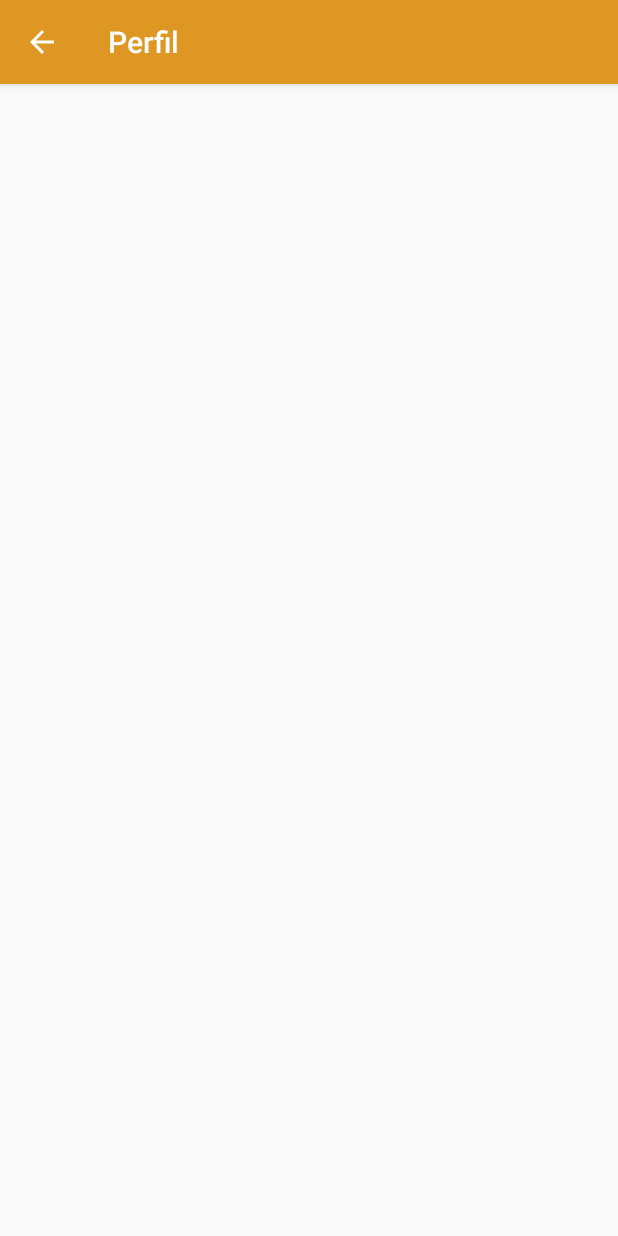
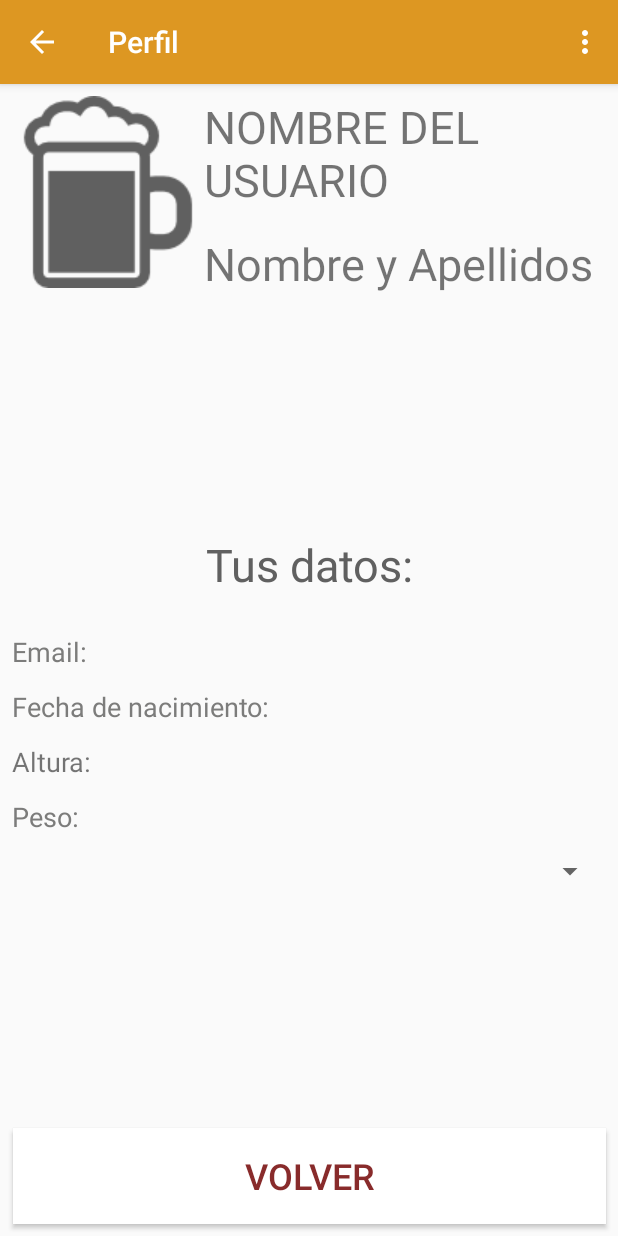
Before and after one commit to Muhlach/DrinkMe, an Android app: the PerfilActivity screen opened directly, with no data from a screen before it, on a phone screen of 412 x 824 dp. Run offline under Robolectric (Android 15) with nearby library versions, the phone set to English and light mode, and no system bars.

Commit message:
avanzo en perfil activity

```diff
--- a/DrinkMe/app/src/main/java/com/drinkme/sdm/myapplication/CrearCuentaActivity.java
+++ b/DrinkMe/app/src/main/java/com/drinkme/sdm/myapplication/CrearCuentaActivity.java
@@ -104,6 +104,7 @@ public class CrearCuentaActivity extends AppCompatActivity {
              */
 
 
+            //TODO:
 
 
             //insertar en la bbdd;
--- a/DrinkMe/app/src/main/java/com/drinkme/sdm/myapplication/LoginActivity.java
+++ b/DrinkMe/app/src/main/java/com/drinkme/sdm/myapplication/LoginActivity.java
@@ -102,6 +102,8 @@ public class LoginActivity extends AppCompatActivity {
     private boolean checkUserAndPassword(String user, String password){
 
 
+        //TODO checkUserAndPassword
+
         //si el usuario y su contrasenia está en la bbdd return true
 
         //si no return false
--- a/DrinkMe/app/src/main/java/com/drinkme/sdm/myapplication/PerfilActivity.java
+++ b/DrinkMe/app/src/main/java/com/drinkme/sdm/myapplication/PerfilActivity.java
@@ -2,6 +2,10 @@ package com.drinkme.sdm.myapplication;
 
 import android.support.v7.app.AppCompatActivity;
 import android.os.Bundle;
+import android.view.Menu;
+import android.view.MenuItem;
+
+import static com.drinkme.sdm.myapplication.R.id.itemEditarPassword;
 
 public class PerfilActivity extends AppCompatActivity {
 
@@ -13,6 +17,8 @@ public class PerfilActivity extends AppCompatActivity {
 
         setContentView(R.layout.activity_perfil);
 
+
+
     }
 
     @Override
@@ -20,4 +26,25 @@ public class PerfilActivity extends AppCompatActivity {
         onBackPressed();
         return false;
     }
+
+    @Override
+    public boolean onCreateOptionsMenu(Menu menu) {
+        getMenuInflater().inflate(R.menu.perfil_activity_menu,menu);
+        return true;
+    }
+
+    @Override
+    public boolean onOptionsItemSelected(MenuItem item) {
+        switch (item.getItemId()){
+
+            case itemEditarPassword:
+                PerfilActivity_password_fragment perfilActivity_password_fragment = new PerfilActivity_password_fragment();
+                perfilActivity_password_fragment.show(getFragmentManager(),"miTag");
+                break;
+
+        }
+
+
+        return true;
+    }
 }
--- a/DrinkMe/app/src/main/res/layout/activity_perfil.xml
+++ b/DrinkMe/app/src/main/res/layout/activity_perfil.xml
@@ -6,4 +6,138 @@
     android:layout_height="match_parent"
     tools:context="com.drinkme.sdm.myapplication.PerfilActivity">
 
+    <LinearLayout
+        android:layout_width="0dp"
+        android:layout_height="wrap_content"
+        android:layout_marginLeft="8dp"
+        android:layout_marginRight="8dp"
+        android:layout_marginTop="8dp"
+        android:orientation="horizontal"
+        app:layout_constraintLeft_toLeftOf="parent"
+        app:layout_constraintRight_toRightOf="parent"
+        app:layout_constraintTop_toTopOf="parent"
+        android:id="@+id/linearLayout3"
+        android:layout_marginStart="8dp"
+        android:layout_marginEnd="8dp">
+
+        <ImageView
+            android:id="@+id/imageView2"
+            android:layout_width="wrap_content"
+            android:layout_height="wrap_content"
+            app:srcCompat="@drawable/ic_cerveza_128" />
+
+        <LinearLayout
+            android:layout_width="match_parent"
+            android:layout_height="wrap_content"
+            android:orientation="vertical">
+
+            <TextView
+                android:id="@+id/textViewNombreUsuario"
+                android:layout_width="match_parent"
+                android:layout_height="wrap_content"
+                android:layout_weight="1"
+                android:paddingBottom="15dp"
+                android:text="NOMBRE DEL USUARIO"
+                android:textSize="30sp" />
+
+            <TextView
+                android:id="@+id/textViewNombreApellidos"
+                android:layout_width="match_parent"
+                android:layout_height="wrap_content"
+                android:layout_weight="1"
+                android:text="Nombre y Apellidos"
+                android:textSize="30sp" />
+        </LinearLayout>
+
+    </LinearLayout>
+
+    <LinearLayout
+        android:id="@+id/linearLayout2"
+        android:layout_width="0dp"
+        android:layout_height="wrap_content"
+        android:layout_marginEnd="8dp"
+        android:layout_marginLeft="8dp"
+        android:layout_marginRight="8dp"
+        android:layout_marginStart="8dp"
+        android:orientation="vertical"
+        app:layout_constraintLeft_toLeftOf="parent"
+        app:layout_constraintRight_toRightOf="parent"
+        android:layout_marginTop="8dp"
+        app:layout_constraintTop_toBottomOf="@+id/linearLayout3"
+        android:layout_marginBottom="8dp"
+        app:layout_constraintBottom_toTopOf="@+id/button2">
+
+        <TextView
+            android:id="@+id/textViewDatos"
+            android:layout_width="match_parent"
+            android:layout_height="wrap_content"
+            android:layout_weight="1"
+            android:paddingBottom="25dp"
+            android:text="Tus datos:"
+            android:textAlignment="center"
+            android:textColor="@color/grisOscuro"
+            android:textSize="30sp" />
+
+        <TextView
+            android:id="@+id/textView13"
+            android:layout_width="wrap_content"
+            android:layout_height="wrap_content"
+            android:layout_weight="1"
+            android:paddingBottom="12dp"
+            android:text="Email: "
+            android:textColor="@color/grisClaro"
+            android:textSize="18sp" />
+
+        <TextView
+            android:id="@+id/textViewFechaNaci"
+            android:layout_width="match_parent"
+            android:layout_height="wrap_content"
+            android:layout_weight="1"
+            android:paddingBottom="12dp"
+            android:text="Fecha de nacimiento:"
+            android:textColor="@color/grisClaro"
+            android:textSize="18sp" />
+
+        <TextView
+            android:id="@+id/textViewAltura"
+            android:layout_width="match_parent"
+            android:layout_height="wrap_content"
+            android:layout_weight="1"
+            android:paddingBottom="12dp"
+            android:text="Altura:"
+            android:textSize="18sp" />
+
+        <TextView
+            android:id="@+id/textView16"
+            android:layout_width="match_parent"
+            android:layout_height="wrap_content"
+            android:layout_weight="1"
+            android:paddingBottom="12dp"
+            android:text="Peso:"
+            android:textColor="@color/grisClaro"
+            android:textSize="18sp" />
+
+        <Spinner
+            android:id="@+id/spinner"
+            android:layout_width="match_parent"
+            android:layout_height="wrap_content"
+            android:layout_weight="1" />
+    </LinearLayout>
+
+    <Button
+        android:id="@+id/button2"
+        android:layout_width="395dp"
+        android:layout_height="64dp"
+        android:layout_marginBottom="8dp"
+        android:layout_marginEnd="8dp"
+        android:layout_marginLeft="8dp"
+        android:layout_marginRight="8dp"
+        android:layout_marginStart="8dp"
+        android:background="@android:color/background_light"
+        android:text="VOLVER"
+        android:textColor="@color/granateBase"
+        android:textSize="24sp"
+        app:layout_constraintBottom_toBottomOf="parent"
+        app:layout_constraintLeft_toLeftOf="parent"
+        app:layout_constraintRight_toRightOf="parent" />
 </android.support.constraint.ConstraintLayout>
--- /dev/null
+++ b/DrinkMe/app/src/main/res/menu/perfil_activity_menu.xml
@@ -0,0 +1,20 @@
+<?xml version="1.0" encoding="utf-8"?>
+<menu xmlns:app="http://schemas.android.com/apk/res-auto"
+    xmlns:android="http://schemas.android.com/apk/res/android">
+
+    <item
+        android:id="@+id/itemEditarPassword"
+        android:title="Editar password" />
+    <item
+        android:id="@+id/itemEditarUO"
+        android:title="Editar usuario" />
+    <item
+        android:id="@+id/itemEditarEmail"
+        android:title="Editar email" />
+    <item
+        android:id="@+id/itemEditarAltura"
+        android:title="Editar Altura" />
+    <item
+        android:id="@+id/itemEditarPeso"
+        android:title="Editar peso" />
+</menu>
```
Also changed, not shown: DrinkMe/app/src/main/java/com/drinkme/sdm/myapplication/PerfilActivity_password_fragment.java (added, +21 -0 lines), DrinkMe/app/src/main/res/drawable/ic_search_black_24dp.xml (added, +9 -0 lines), DrinkMe/app/src/main/res/layout/fragment_perfil_activity_password.xml (added, +96 -0 lines).
